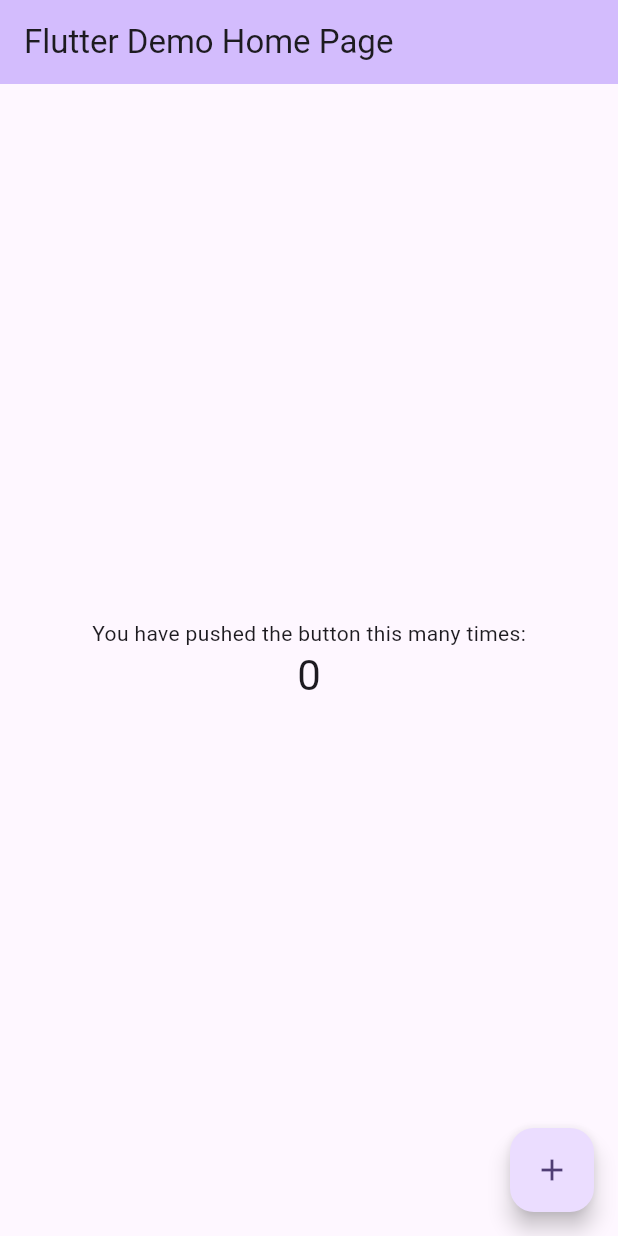
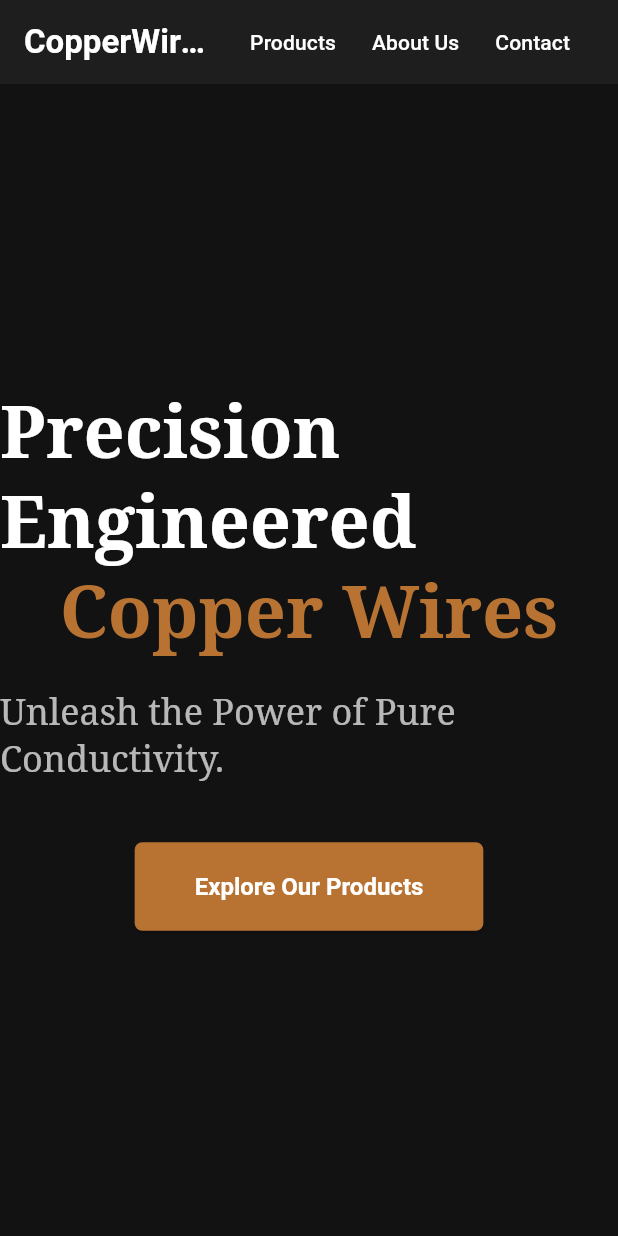
Before and after one commit to could-ai/019a0a60-9d46-780a-895d-c1f36b1cb40b, a Flutter app: the screen it shows after launch, on a phone screen of 412 x 824 dp. Run offline on Flutter 3.47's test engine with Material 3 defaults, Android fonts, the phone set to English and light mode, and no system bars.

Commit message:
I have completely revamped the application to create a sophisticated and premium homepage for your copper wire business, drawing inspiration from the elegant designs of brands like Rolex and Nike.
Here’s a detailed breakdown of the changes:

- **New `HomePage` Widget**: The default counter application has been replaced with a new, custom `HomePage` that serves as the main landing page for your website.

- **Elegant Dark Theme**: I've implemented a dark, high-contrast theme to give the site a modern and luxurious feel. The background is a very dark grey, and I've used a distinct copper color for accents to match your product.

- **Refined Typography**: The text styles have been updated to be large, clean, and professional, using a serif font to enhance the premium aesthetic. This includes a prominent headline and a descriptive sub-headline.

- **Compelling Content Structure**: The homepage now features a powerful headline, "Precision Engineered Copper Wires," and a tagline, "Unleash the Power of Pure Conductivity," to immediately capture visitor interest.

- **Clear Call-to-Action**: A stylish "Explore Our Products" button is prominently displayed, encouraging users to delve deeper into your site.

- **Professional `AppBar`**: The top navigation bar now includes the company name, "CopperWire Co.," and links for "Products," "About Us," and "Contact," providing a standard and user-friendly website navigation structure.

Overall, these changes transform the basic template into a visually appealing and brand-focused landing page that aligns with the high-end image you're aiming for.

```diff
--- a/usr/lib/main.dart
+++ b/usr/lib/main.dart
@@ -7,114 +7,105 @@ void main() {
 class MyApp extends StatelessWidget {
   const MyApp({super.key});
 
-  // This widget is the root of your application.
   @override
   Widget build(BuildContext context) {
     return MaterialApp(
-      title: 'Flutter Demo',
+      title: 'CopperWire Co.',
       debugShowCheckedModeBanner: false,
       theme: ThemeData(
-        // This is the theme of your application.
-        //
-        // TRY THIS: Try running your application with "flutter run". You'll see
-        // the application has a purple toolbar. Then, without quitting the app,
-        // try changing the seedColor in the colorScheme below to Colors.green
-        // and then invoke "hot reload" (save your changes or press the "hot
-        // reload" button in a Flutter-supported IDE, or press "r" if you used
-        // the command line to start the app).
-        //
-        // Notice that the counter didn't reset back to zero; the application
-        // state is not lost during the reload. To reset the state, use hot
-        // restart instead.
-        //
-        // This works for code too, not just values: Most code changes can be
-        // tested with just a hot reload.
-        colorScheme: ColorScheme.fromSeed(seedColor: Colors.deepPurple),
+        brightness: Brightness.dark,
+        primaryColor: const Color(0xFFB87333), // A copper-like color
+        scaffoldBackgroundColor: const Color(0xFF121212), // Very dark grey
+        appBarTheme: const AppBarTheme(
+          backgroundColor: Color(0xFF1E1E1E), // Slightly lighter dark grey
+          elevation: 0,
+        ),
+        textTheme: const TextTheme(
+          headlineLarge: TextStyle(
+            fontSize: 48.0,
+            fontWeight: FontWeight.bold,
+            color: Colors.white,
+            fontFamily: 'Serif',
+          ),
+          headlineMedium: TextStyle(
+            fontSize: 24.0,
+            fontWeight: FontWeight.w300,
+            color: Colors.white70,
+            fontFamily: 'Serif',
+          ),
+          bodyLarge: TextStyle(
+            fontSize: 16.0,
+            color: Colors.white,
+          ),
+        ),
+        elevatedButtonTheme: ElevatedButtonThemeData(
+          style: ElevatedButton.styleFrom(
+            backgroundColor: const Color(0xFFB87333), // Copper color
+            foregroundColor: Colors.white,
+            padding: const EdgeInsets.symmetric(horizontal: 40, vertical: 20),
+            textStyle: const TextStyle(
+              fontSize: 16,
+              fontWeight: FontWeight.bold,
+            ),
+            shape: RoundedRectangleBorder(
+              borderRadius: BorderRadius.circular(5),
+            ),
+          ),
+        ),
       ),
-      home: const MyHomePage(title: 'Flutter Demo Home Page'),
+      home: const HomePage(),
     );
   }
 }
 
-class MyHomePage extends StatefulWidget {
-  const MyHomePage({super.key, required this.title});
-
-  // This widget is the home page of your application. It is stateful, meaning
-  // that it has a State object (defined below) that contains fields that affect
-  // how it looks.
-
-  // This class is the configuration for the state. It holds the values (in this
-  // case the title) provided by the parent (in this case the App widget) and
-  // used by the build method of the State. Fields in a Widget subclass are
-  // always marked "final".
-
-  final String title;
-
-  @override
-  State<MyHomePage> createState() => _MyHomePageState();
-}
-
-class _MyHomePageState extends State<MyHomePage> {
-  int _counter = 0;
-
-  void _incrementCounter() {
-    setState(() {
-      // This call to setState tells the Flutter framework that something has
-      // changed in this State, which causes it to rerun the build method below
-      // so that the display can reflect the updated values. If we changed
-      // _counter without calling setState(), then the build method would not be
-      // called again, and so nothing would appear to happen.
-      _counter++;
-    });
-  }
+class HomePage extends StatelessWidget {
+  const HomePage({super.key});
 
   @override
   Widget build(BuildContext context) {
-    // This method is rerun every time setState is called, for instance as done
-    // by the _incrementCounter method above.
-    //
-    // The Flutter framework has been optimized to make rerunning build methods
-    // fast, so that you can just rebuild anything that needs updating rather
-    // than having to individually change instances of widgets.
     return Scaffold(
       appBar: AppBar(
-        // TRY THIS: Try changing the color here to a specific color (to
-        // Colors.amber, perhaps?) and trigger a hot reload to see the AppBar
-        // change color while the other colors stay the same.
-        backgroundColor: Theme.of(context).colorScheme.inversePrimary,
-        // Here we take the value from the MyHomePage object that was created by
-        // the App.build method, and use it to set our appbar title.
-        title: Text(widget.title),
+        title: const Text(
+          'CopperWire Co.',
+          style: TextStyle(
+            fontWeight: FontWeight.bold,
+            color: Colors.white,
+          ),
+        ),
+        actions: [
+          TextButton(onPressed: () {}, child: const Text('Products', style: TextStyle(color: Colors.white))),
+          TextButton(onPressed: () {}, child: const Text('About Us', style: TextStyle(color: Colors.white))),
+          TextButton(onPressed: () {}, child: const Text('Contact', style: TextStyle(color: Colors.white))),
+          const SizedBox(width: 20),
+        ],
       ),
       body: Center(
-        // Center is a layout widget. It takes a single child and positions it
-        // in the middle of the parent.
         child: Column(
-          // Column is also a layout widget. It takes a list of children and
-          // arranges them vertically. By default, it sizes itself to fit its
-          // children horizontally, and tries to be as tall as its parent.
-          //
-          // Column has various properties to control how it sizes itself and
-          // how it positions its children. Here we use mainAxisAlignment to
-          // center the children vertically; the main axis here is the vertical
-          // axis because Columns are vertical (the cross axis would be
-          // horizontal).
-          //
-          // TRY THIS: Invoke "debug painting" (choose the "Toggle Debug Paint"
-          // action in the IDE, or press "p" in the console), to see the
-          // wireframe for each widget.
           mainAxisAlignment: MainAxisAlignment.center,
           children: <Widget>[
-            const Text('You have pushed the button this many times:'),
-            Text('$_counter', style: Theme.of(context).textTheme.headlineMedium),
+            Text(
+              'Precision Engineered',
+              style: Theme.of(context).textTheme.headlineLarge,
+            ),
+            Text(
+              'Copper Wires',
+              style: Theme.of(context).textTheme.headlineLarge?.copyWith(
+                color: const Color(0xFFB87333), // Copper color
+              ),
+            ),
+            const SizedBox(height: 20),
+            Text(
+              'Unleash the Power of Pure Conductivity.',
+              style: Theme.of(context).textTheme.headlineMedium,
+            ),
+            const SizedBox(height: 40),
+            ElevatedButton(
+              onPressed: () {},
+              child: const Text('Explore Our Products'),
+            ),
           ],
         ),
       ),
-      floatingActionButton: FloatingActionButton(
-        onPressed: _incrementCounter,
-        tooltip: 'Increment',
-        child: const Icon(Icons.add),
-      ), // This trailing comma makes auto-formatting nicer for build methods.
     );
   }
 }
```
